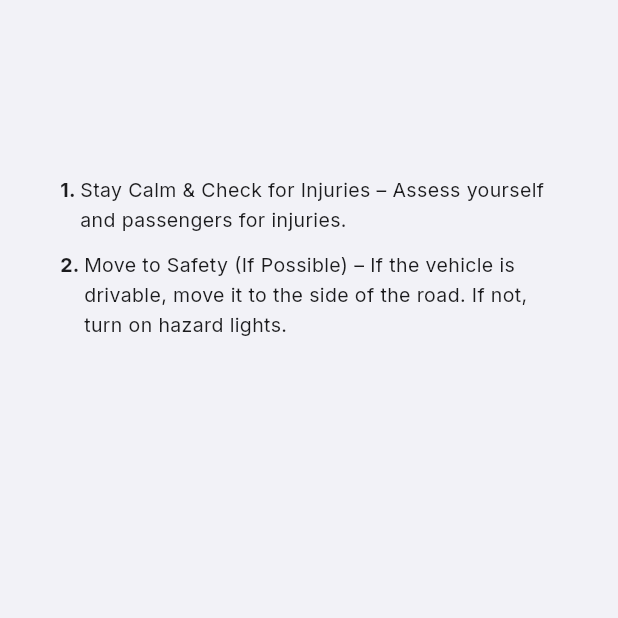
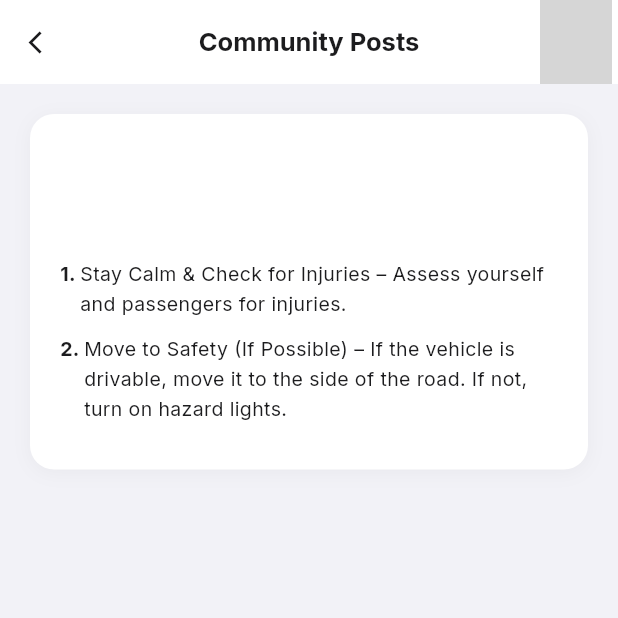
Before and after one commit to nileshakmeemana/Rescue-Mobile-App, a Flutter app: the CommunityPostDetailScreen screen opened directly with empty values, on a phone screen of 412 x 824 dp, the top half of it. Run offline on Flutter 3.47's test engine with Material 3 defaults, Android fonts, the light colour scheme and no system bars; our stand-ins replace cloud_firestore, firebase_auth, firebase_core, firebase_messaging, firebase_storage, google_fonts and 1 more; accounts and stored records are empty; grey boxes are pictures that could not be loaded.

Commit message:
feat: Add Appbar and boxdecoration feature
Add Appbar and boxdecoration feature to the community_post_detail_screen

```diff
--- a/lib/screens/community_post_detail_screen.dart
+++ b/lib/screens/community_post_detail_screen.dart
@@ -10,7 +10,7 @@ class CommunityPostDetailScreen extends StatelessWidget {
   Widget build(BuildContext context) {
     return Scaffold(
       backgroundColor: const Color(0xFFF2F2F7),
-      /*appBar: AppBar(
+      appBar: AppBar(
         backgroundColor: Colors.white,
         elevation: 0,
         surfaceTintColor: Colors.transparent,
@@ -26,11 +26,11 @@ class CommunityPostDetailScreen extends StatelessWidget {
                 color: const Color(0xFF1C1C1E))),
         centerTitle: true,
         actions: const [NotificationBell(), SizedBox(width: 4)],
-      ),*/
+      ),
       body: SingleChildScrollView(
         padding: const EdgeInsets.all(20),
         child: Container(
-          /*decoration: BoxDecoration(
+          decoration: BoxDecoration(
             color: Colors.white,
             borderRadius: BorderRadius.circular(16),
             boxShadow: [
@@ -39,7 +39,7 @@ class CommunityPostDetailScreen extends StatelessWidget {
                   blurRadius: 10,
                   offset: const Offset(0, 2))
             ],
-          ),*/
+          ),
           child: Padding(
             padding: const EdgeInsets.all(20),
             child:
```
